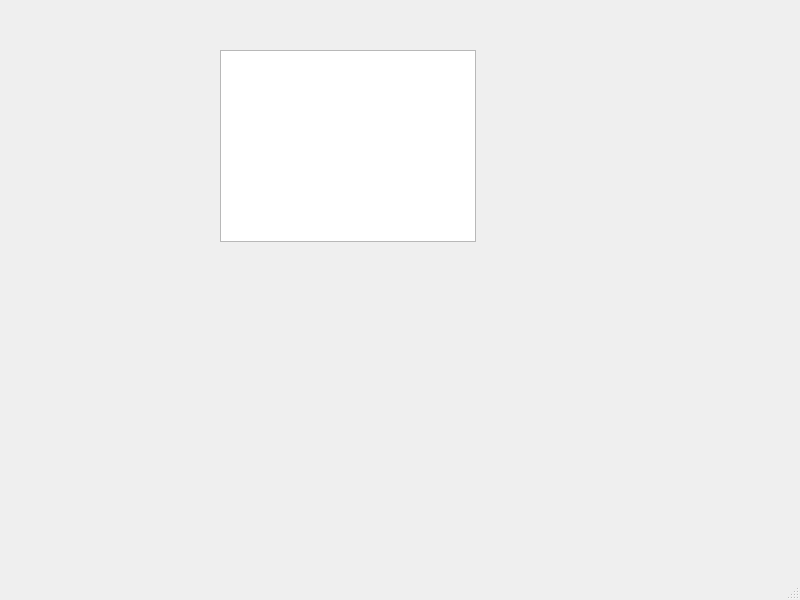
Old version of the form Lab3/Lab3_proj/ServerPart/mainwindow.ui in the repository BohdanGunko/clientServetTcpIp.
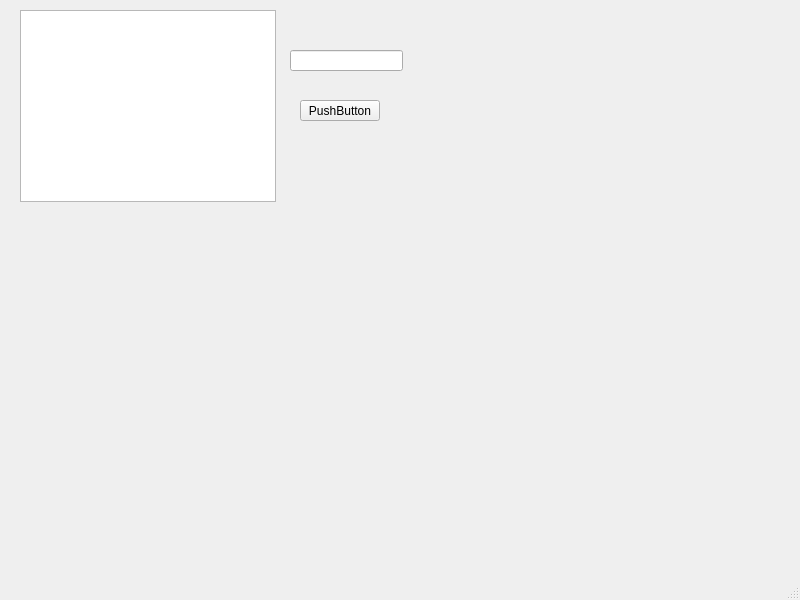
New version of the form.

```diff
--- a/Lab3/Lab3_proj/ServerPart/mainwindow.ui
+++ b/Lab3/Lab3_proj/ServerPart/mainwindow.ui
@@ -17,13 +17,36 @@
    <widget class="QTableView" name="tableView">
     <property name="geometry">
      <rect>
-      <x>220</x>
-      <y>50</y>
+      <x>20</x>
+      <y>10</y>
       <width>256</width>
       <height>192</height>
      </rect>
     </property>
    </widget>
+   <widget class="QLineEdit" name="lineEdit">
+    <property name="geometry">
+     <rect>
+      <x>290</x>
+      <y>50</y>
+      <width>113</width>
+      <height>21</height>
+     </rect>
+    </property>
+   </widget>
+   <widget class="QPushButton" name="pushButton">
+    <property name="geometry">
+     <rect>
+      <x>300</x>
+      <y>100</y>
+      <width>80</width>
+      <height>21</height>
+     </rect>
+    </property>
+    <property name="text">
+     <string>PushButton</string>
+    </property>
+   </widget>
   </widget>
   <widget class="QMenuBar" name="menubar">
    <property name="geometry">
```
